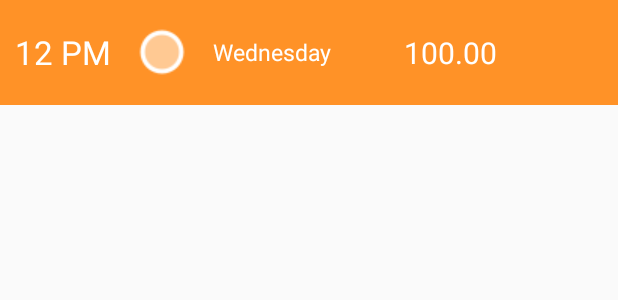
After one commit to WillCaprara/Weather-App, an Android app: the layout item_horas_forecast.xml on its own in the app's theme, with its tools: preview values and no code run, on a phone screen of 412 x 824 dp. The commit adds this screen. Shown: the top 300 px of the screen. Run offline under Robolectric (Android 15) with nearby library versions, the phone set to English and light mode, and no system bars.

Commit message:
Update: October 17 2015 - 19:45

```diff
--- a/app/src/main/AndroidManifest.xml
+++ b/app/src/main/AndroidManifest.xml
@@ -27,6 +27,10 @@
                 android:name="android.support.PARENT_ACTIVITY"
                 android:value="controllers.MainActivity" />
         </activity>
+        <activity
+            android:name="controllers.HorasForecastActivity"
+            android:label="@string/title_activity_horas_forecast" >
+        </activity>
     </application>
 
 </manifest>
--- /dev/null
+++ b/app/src/main/res/layout/item_horas_forecast.xml
@@ -0,0 +1,52 @@
+<?xml version="1.0" encoding="utf-8"?>
+<RelativeLayout xmlns:android="http://schemas.android.com/apk/res/android"
+    android:layout_width="match_parent" android:layout_height="70dp"
+    android:background="#FF9227">
+
+    <TextView
+        android:layout_width="wrap_content"
+        android:layout_height="wrap_content"
+        android:text="12 PM"
+        android:id="@+id/tvHora"
+        android:textSize="22sp"
+        android:textColor="#FFFFFF"
+        android:layout_centerVertical="true"
+        android:layout_alignParentLeft="true"
+        android:layout_alignParentStart="true"
+        android:layout_marginLeft="10dp" />
+
+    <ImageView
+        android:layout_width="wrap_content"
+        android:layout_height="wrap_content"
+        android:id="@+id/ivIconoHora"
+        android:src="@drawable/clear_day"
+        android:layout_centerVertical="true"
+        android:layout_toRightOf="@+id/tvHora"
+        android:layout_toEndOf="@+id/tvHora"
+        android:layout_marginLeft="10dp" />
+
+    <TextView
+        android:layout_width="wrap_content"
+        android:layout_height="wrap_content"
+        android:text="Wednesday"
+        android:id="@+id/tvResumenHora"
+        android:textSize="15sp"
+        android:textColor="#FFFFFF"
+        android:layout_centerVertical="true"
+        android:layout_toRightOf="@+id/ivIconoHora"
+        android:layout_toEndOf="@+id/ivIconoHora"
+        android:layout_marginLeft="10dp" />
+
+    <TextView
+        android:layout_width="wrap_content"
+        android:layout_height="wrap_content"
+        android:text="100.00"
+        android:id="@+id/tvTemperaturaHora"
+        android:textSize="20sp"
+        android:textColor="#FFFFFF"
+        android:layout_marginLeft="48dp"
+        android:layout_marginStart="48dp"
+        android:layout_centerVertical="true"
+        android:layout_toRightOf="@+id/tvResumenHora"
+        android:layout_toEndOf="@+id/tvResumenHora" />
+</RelativeLayout>
--- a/app/src/main/res/values/strings.xml
+++ b/app/src/main/res/values/strings.xml
@@ -7,4 +7,5 @@
     <string name="mensaje_ventana">Ha ocurrido un error durante la ejecucion</string>
     <string name="texto_boton_ventana">Ok</string>
     <string name="title_activity_dias_forecast">DiasForecastActivity</string>
+    <string name="title_activity_horas_forecast">HorasForecastActivity</string>
 </resources>
```
Also changed, not shown: app/src/main/java/controllers/HorasForecastActivity.java (added, +36 -0 lines), app/src/main/java/controllers/MainActivity.java (+9 -0 lines), app/src/main/java/controllers/adapters/HoraAdapter.java (added, +77 -0 lines), app/src/main/java/models/clima/Hora.java (+55 -1 lines), app/src/main/res/layout/activity_horas_forecast.xml (added, +19 -0 lines).
